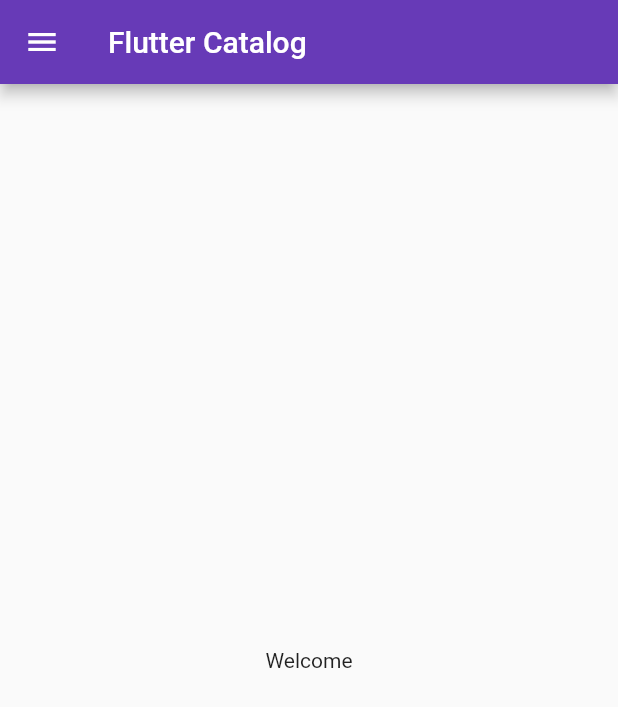
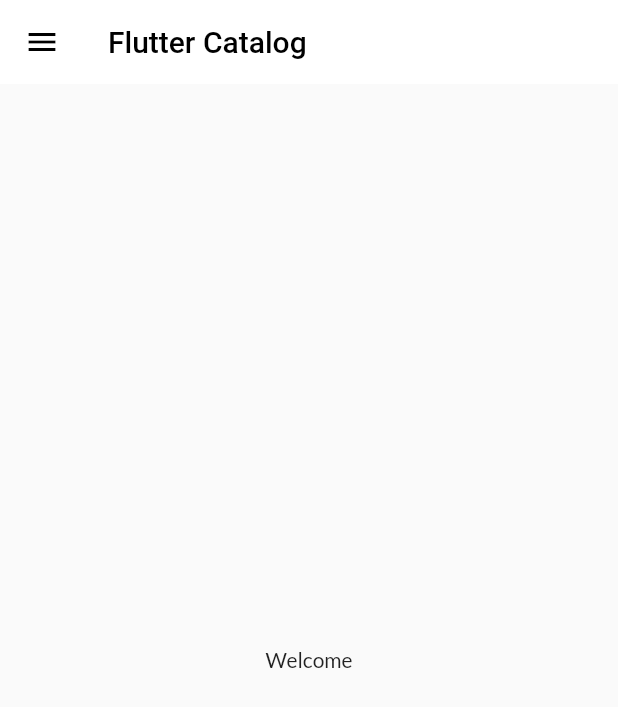
Before and after one commit to sajalAppdevs/Flutter_Pet_Adoption_App_ui, a Flutter app: the screen it shows after launch, on a phone screen of 412 x 824 dp. Shown: the top 707 px of the screen. Run offline on Flutter 3.47's test engine with Material 2 defaults, Android fonts, the phone set to English and light mode, and no system bars; our stand-ins replace google_fonts.

Commit message:
Themes extracted

```diff
--- a/lib/main.dart
+++ b/lib/main.dart
@@ -2,6 +2,7 @@ import 'package:flutter/material.dart';
 import 'package:flutter_catalog/pages/home_page.dart';
 import 'package:flutter_catalog/pages/login_page.dart';
 import 'package:flutter_catalog/utils/routes.dart';
+import 'package:flutter_catalog/widgets/themes.dart';
 
 void main() {
   runApp(const MyApp());
@@ -15,10 +16,8 @@ class MyApp extends StatelessWidget {
   Widget build(BuildContext context) {
     return MaterialApp(
       themeMode: ThemeMode.light,
-      theme: ThemeData(primarySwatch: Colors.deepPurple),
-      darkTheme: ThemeData(
-        brightness: Brightness.dark,
-      ),
+      theme:MyTheme.lightTheme(context),
+      darkTheme: MyTheme.darkTheme(context),
       debugShowCheckedModeBanner: false,
       initialRoute:  MyRoutes.homeRoute,
       routes: {
--- a/lib/pages/home_page.dart
+++ b/lib/pages/home_page.dart
@@ -8,7 +8,7 @@ class HomePage extends StatelessWidget {
   Widget build(BuildContext context) {
     return Scaffold(
       appBar: AppBar(
-        title: Text("Flutter Catalog"),
+        title: Text("Flutter Catalog", style: TextStyle(color: Colors.black)),
       ),
       body: Center(
         child: Container(
--- /dev/null
+++ b/lib/widgets/themes.dart
@@ -0,0 +1,18 @@
+import 'package:flutter/material.dart';
+import 'package:google_fonts/google_fonts.dart';
+
+class MyTheme{
+  static ThemeData lightTheme(BuildContext context) => ThemeData(
+      primarySwatch: Colors.deepPurple,
+      fontFamily: GoogleFonts.lato().fontFamily,
+      appBarTheme: AppBarTheme(
+        color: Colors.white,
+        elevation: 0.0,
+        iconTheme: IconThemeData(color: Colors.black),
+        textTheme: Theme.of(context).textTheme,
+      ));
+
+  static ThemeData darkTheme(BuildContext context) => ThemeData(
+        brightness: Brightness.dark,
+      );
+}
```
Lines whose indentation alone changed are shown as unchanged.
